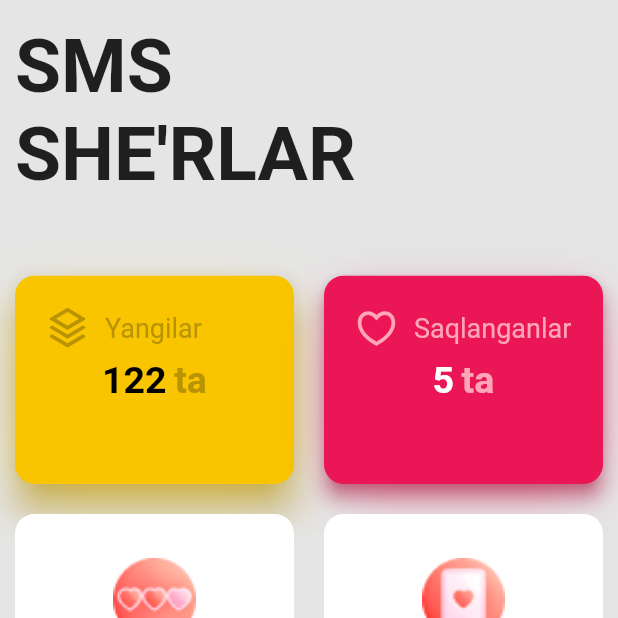
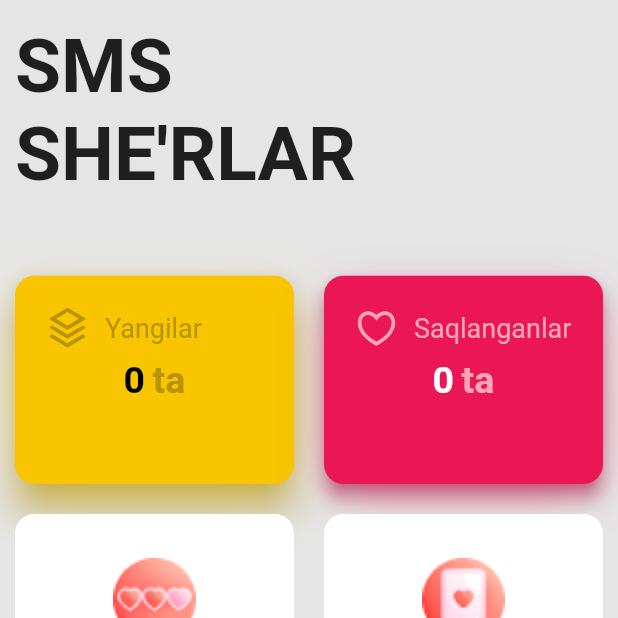
Before and after one commit to Bahrom2101/sms-flutter, a Flutter app: the screen it shows after launch, on a phone screen of 412 x 824 dp, the top half of it. Run offline on Flutter 3.47's test engine with Material 2 defaults, Android fonts, the phone set to English and light mode, and no system bars; our stand-ins replace floor, flutter_svg, sqflite; accounts and stored records are empty; generated files the repository leaves out were written again; Roboto replaces fonts that are missing (assets/fonts/SFProDisplay.ttf, assets/fonts/regular.OTF).

```diff
--- a/lib/dao/poem_dao.dart
+++ b/lib/dao/poem_dao.dart
@@ -22,10 +22,10 @@ abstract class PoemDao {
   @Query('select * from Poem where id=:id')
   Stream<Poem?> getPoemById(int id);
 
-  @Query('select count(is_new) from Poem where is_new=1')
+  @Query('select count(isNew) from Poem where isNew=1')
   Future<int?> getCountNew();
 
-  @Query('select count(is_liked) from Poem where is_liked=1')
+  @Query('select count(isLiked) from Poem where isLiked=1')
   Future<int?> getCountLike();
 
   @Query('delete from Poem')
--- a/lib/entity/poem.dart
+++ b/lib/entity/poem.dart
@@ -4,7 +4,7 @@ import 'package:floor/floor.dart';
 class Poem {
   @PrimaryKey(autoGenerate: true)
   final int? id;
-  String? title, body, category;
+  final String? title, body, category;
   int? isNew, isLiked;
 
   Poem(
--- a/lib/ui/home_page.dart
+++ b/lib/ui/home_page.dart
@@ -98,20 +98,42 @@ class _HomePageState extends State<HomePage> {
                                 ),
                                 Row(
                                   mainAxisAlignment: MainAxisAlignment.center,
-                                  children: const [
-                                    Text(
-                                      '122',
+                                  children: [
+                                    FutureBuilder(
+                                      future: widget.dao!.getCountNew(),
+                                      builder: (context, snapshot) {
+                                        if (snapshot.hasError) {
+                                          return Center(
+                                            child: Text("${snapshot.error}"),
+                                          );
+                                        } else if (snapshot.hasData) {
+                                          var count = snapshot.data as int;
+                                          return Text(
+                                            '$count',
+                                            style: const TextStyle(
+                                                color: Colors.black,
+                                                fontWeight: FontWeight.bold,
+                                                fontSize: 25,
+                                                fontFamily:
+                                                    'assets/fonts/SFProDisplay.ttf'),
+                                          );
+                                        } else {
+                                          return const Text(
+                                            '0',
                                             style: TextStyle(
                                                 color: Colors.black,
                                                 fontWeight: FontWeight.bold,
                                                 fontSize: 25,
                                                 fontFamily:
                                                     'assets/fonts/SFProDisplay.ttf'),
+                                          );
+                                        }
+                                      },
                                     ),
-                                    SizedBox(
+                                    const SizedBox(
                                       width: 5,
                                     ),
-                                    Text(
+                                    const Text(
                                       'ta',
                                       style: TextStyle(
                                           color: Color(0xffB99303),
@@ -184,20 +206,42 @@ class _HomePageState extends State<HomePage> {
                                 ),
                                 Row(
                                   mainAxisAlignment: MainAxisAlignment.center,
-                                  children: const [
-                                    Text(
-                                      '5',
+                                  children: [
+                                    FutureBuilder(
+                                      future: widget.dao!.getCountLike(),
+                                      builder: (context, snapshot) {
+                                        if (snapshot.hasError) {
+                                          return Center(
+                                            child: Text("${snapshot.error}"),
+                                          );
+                                        } else if (snapshot.hasData) {
+                                          var count = snapshot.data as int;
+                                          return Text(
+                                            '$count',
+                                            style: const TextStyle(
+                                                color: Colors.white,
+                                                fontWeight: FontWeight.bold,
+                                                fontSize: 25,
+                                                fontFamily:
+                                                    'assets/fonts/SFProDisplay.ttf'),
+                                          );
+                                        } else {
+                                          return const Text(
+                                            '0',
                                             style: TextStyle(
                                                 color: Colors.white,
                                                 fontWeight: FontWeight.bold,
                                                 fontSize: 25,
                                                 fontFamily:
                                                     'assets/fonts/SFProDisplay.ttf'),
+                                          );
+                                        }
+                                      },
                                     ),
-                                    SizedBox(
+                                    const SizedBox(
                                       width: 5,
                                     ),
-                                    Text(
+                                    const Text(
                                       'ta',
                                       style: TextStyle(
                                           color: Color(0xffFFA6B6),
```
Also changed, not shown: lib/database/database.g.dart. Lines whose indentation alone changed are shown as unchanged.
